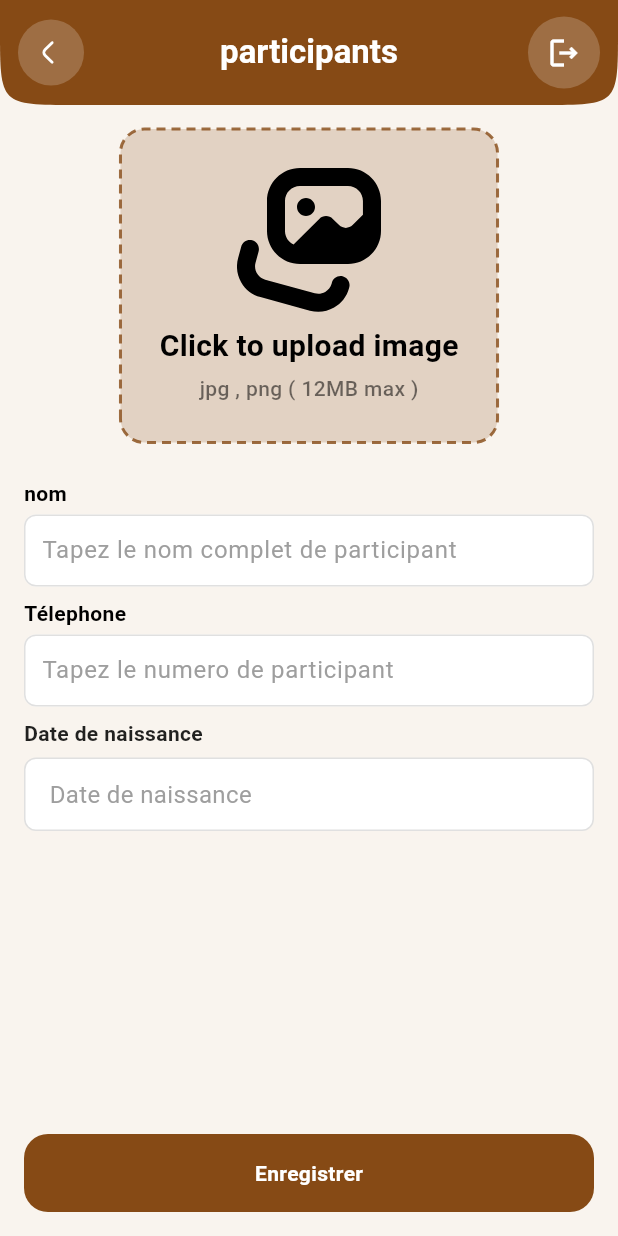
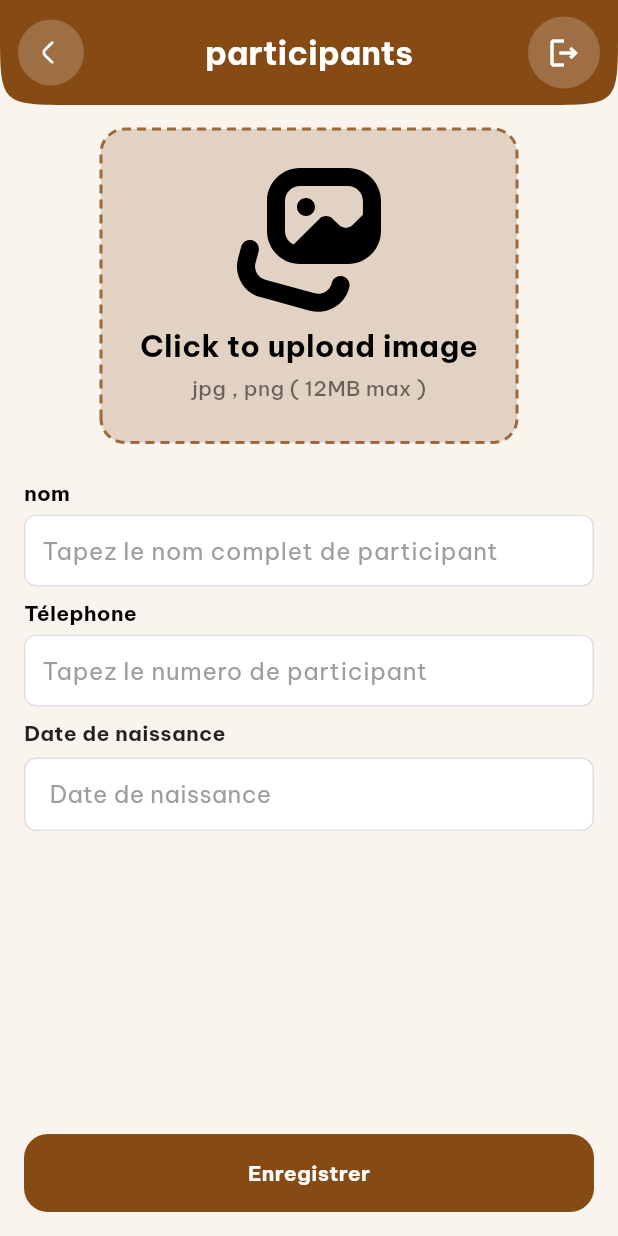
Before and after one commit to Ahmedbannour/muslim_proj, a Flutter app: the TaskDetails screen opened directly with empty values, after a tap on the "add" icon, on a phone screen of 412 x 824 dp. Run offline on Flutter 3.47's test engine with Material 3 defaults, Android fonts, the phone set to English and light mode, and no system bars; drawn by our look-alikes of dotted_border; our stand-ins replace dio, dropdown_button2, flutter_compass, flutter_svg, geocoding, geolocator and 9 more; missing offline and left inert: flutter_multi_select_items; accounts and stored records are empty; network calls fail; Roboto replaces fonts that are missing (OpenSansBold); project files that could hold a hidden picture were left out.

Commit message:
unifier les fonts

```diff
--- a/lib/Widgets/AddParticipantWidget.dart
+++ b/lib/Widgets/AddParticipantWidget.dart
@@ -3,6 +3,7 @@ import 'dart:io';
 import 'package:dotted_border/dotted_border.dart';
 import 'package:flutter/material.dart';
 import 'package:flutter_svg/flutter_svg.dart';
+import 'package:google_fonts/google_fonts.dart';
 import 'package:image_picker/image_picker.dart';
 import 'package:muslim_proj/Constants.dart';
 import 'package:muslim_proj/Widgets/TaskDetails/DateInput.dart';
@@ -99,8 +100,7 @@ class _AddParticipantWidgetState extends State<AddParticipantWidget> {
         ),
         title: Text(
           "participants",
-          style: TextStyle(
-              fontFamily: 'OpenSansBold',
+          style: GoogleFonts.beVietnamPro(
               color: Colors.white,
               fontWeight: FontWeight.bold
           ),
@@ -191,7 +191,7 @@ class _AddParticipantWidgetState extends State<AddParticipantWidget> {
 
                                         Text(
                                           "Click to upload image",
-                                          style: TextStyle(
+                                          style: GoogleFonts.beVietnamPro(
                                               color: Colors.black,
                                               fontWeight: FontWeight.bold,
                                               fontSize: 20
@@ -202,7 +202,7 @@ class _AddParticipantWidgetState extends State<AddParticipantWidget> {
 
                                         Text(
                                           "jpg , png ( 12MB max )",
-                                          style: TextStyle(
+                                          style: GoogleFonts.beVietnamPro(
                                             color: Colors.black54,
                                             fontWeight: FontWeight.w500,
                                           ),
@@ -222,7 +222,7 @@ class _AddParticipantWidgetState extends State<AddParticipantWidget> {
                         Container(
                           child: Text(
                             "nom",
-                            style: TextStyle(
+                            style: GoogleFonts.beVietnamPro(
                                 color: Colors.black,
                                 fontWeight: FontWeight.bold
                             ),
@@ -235,7 +235,7 @@ class _AddParticipantWidgetState extends State<AddParticipantWidget> {
                           clipBehavior: Clip.antiAliasWithSaveLayer,
                           focusNode: nameNode,
                           decoration: InputDecoration(
-                              hintStyle: const TextStyle(color: Colors.grey),
+                              hintStyle: GoogleFonts.beVietnamPro(color: Colors.grey),
                               fillColor: Colors.white,
                               filled: true,
                               contentPadding: const EdgeInsets.symmetric(vertical: 0, horizontal: 8),
@@ -276,7 +276,7 @@ class _AddParticipantWidgetState extends State<AddParticipantWidget> {
                         Container(
                           child: Text(
                             "Télephone",
-                            style: TextStyle(
+                            style: GoogleFonts.beVietnamPro(
                                 color: Colors.black,
                                 fontWeight: FontWeight.bold
                             ),
@@ -289,7 +289,7 @@ class _AddParticipantWidgetState extends State<AddParticipantWidget> {
                           clipBehavior: Clip.antiAliasWithSaveLayer,
                           focusNode: numNode,
                           decoration: InputDecoration(
-                              hintStyle: const TextStyle(color: Colors.grey),
+                              hintStyle: GoogleFonts.beVietnamPro(color: Colors.grey),
                               fillColor: Colors.white,
                               filled: true,
 
@@ -380,7 +380,7 @@ class _AddParticipantWidgetState extends State<AddParticipantWidget> {
                             child: Center(
                               child: Text(
                                 'Enregistrer',
-                                style: TextStyle(
+                                style: GoogleFonts.beVietnamPro(
                                   color: Colors.white,
                                   fontWeight: FontWeight.bold
                                 ),
--- a/lib/Widgets/Calendar/TaskDetails.dart
+++ b/lib/Widgets/Calendar/TaskDetails.dart
@@ -5,6 +5,7 @@ import 'package:flutter/material.dart';
 import 'package:flutter_multi_select_items/flutter_multi_select_items.dart';
 import 'package:flutter_svg/flutter_svg.dart';
 import 'package:geocoding/geocoding.dart';
+import 'package:google_fonts/google_fonts.dart';
 import 'package:google_maps_flutter/google_maps_flutter.dart';
 import 'package:intl/intl.dart';
 import 'package:muslim_proj/Constants.dart';
@@ -295,8 +296,7 @@ class _TaskDetailsState extends State<TaskDetails> {
         ),
         title: Text(
           task['label'].toString(),
-          style: TextStyle(
-              fontFamily: 'OpenSansBold',
+          style: GoogleFonts.beVietnamPro(
               color: Colors.white,
               fontWeight: FontWeight.bold
           ),
@@ -357,7 +357,7 @@ class _TaskDetailsState extends State<TaskDetails> {
                           Container(
                             child: Text(
                               "Task Title",
-                              style: TextStyle(
+                              style: GoogleFonts.beVietnamPro(
                                   color: Colors.black,
                                   fontWeight: FontWeight.bold
                               ),
@@ -370,7 +370,7 @@ class _TaskDetailsState extends State<TaskDetails> {
                             clipBehavior: Clip.antiAliasWithSaveLayer,
                             focusNode: titreNode,
                             decoration: InputDecoration(
-                              hintStyle: const TextStyle(color: Colors.grey),
+                              hintStyle: GoogleFonts.beVietnamPro(color: Colors.grey),
                               fillColor: Colors.white,
                               filled: true,
                               contentPadding: const EdgeInsets.symmetric(vertical: 0, horizontal: 8),
@@ -412,7 +412,7 @@ class _TaskDetailsState extends State<TaskDetails> {
                           Container(
                             child: Text(
                               "Categories",
-                              style: TextStyle(
+                              style: GoogleFonts.beVietnamPro(
                                   color: Colors.black,
                                   fontWeight: FontWeight.bold
                               ),
@@ -454,15 +454,15 @@ class _TaskDetailsState extends State<TaskDetails> {
 
                               maxSelectableCount: 2,
                               textStyles: MultiSelectTextStyles(
-                                  selectedTextStyle: TextStyle(
+                                  selectedTextStyle: GoogleFonts.beVietnamPro(
                                       color: Colors.white,
                                       fontWeight: FontWeight.w600
                                   ),
-                                  disabledTextStyle: TextStyle(
+                                  disabledTextStyle: GoogleFonts.beVietnamPro(
                                       color: Colors.black,
                                       fontWeight: FontWeight.w600
                                   ),
-                                  textStyle: TextStyle(
+                                  textStyle: GoogleFonts.beVietnamPro(
                                       color: Colors.black,
                                       fontWeight: FontWeight.w400
                                   )
@@ -541,7 +541,7 @@ class _TaskDetailsState extends State<TaskDetails> {
                           Container(
                             child: Text(
                               "Participants",
-                              style: TextStyle(
+                              style: GoogleFonts.beVietnamPro(
                                   color: Colors.black,
                                   fontWeight: FontWeight.bold
                               ),
@@ -635,7 +635,7 @@ class _TaskDetailsState extends State<TaskDetails> {
 
                                             Text(
                                               users[index-1]['name'].toString(),
-                                              style: TextStyle(
+                                              style: GoogleFonts.beVietnamPro(
                                                   fontWeight: FontWeight.w500,
                                                   color: (users[index - 1]['selected'] == null || users[index - 1]['selected'] == false) ? Colors.black : Colors.white
                                               ),
@@ -659,7 +659,7 @@ class _TaskDetailsState extends State<TaskDetails> {
                           Container(
                             child: Text(
                               "Localisation",
-                              style: TextStyle(
+                              style: GoogleFonts.beVietnamPro(
                                   color: Colors.black,
                                   fontWeight: FontWeight.bold
                               ),
@@ -736,7 +736,7 @@ class _TaskDetailsState extends State<TaskDetails> {
                           //             _selectedLocation ?? 'Choisir votre localisation',
                           //             overflow: TextOverflow.ellipsis,
                           //             maxLines: 1,
-                          //             style: TextStyle(
+                          //             style: GoogleFonts.beVietnamPro(
                           //               color: _selectedLocation == null
                           //                   ? Colors.grey
                           //                   : Colors.black87,
@@ -799,12 +799,12 @@ class _TaskDetailsState extends State<TaskDetails> {
                                     }).toList(),
                                     hint: Text(
                                       'Locations',
-                                      style: TextStyle(
+                                      style: GoogleFonts.beVietnamPro(
                                           color: Color(0xff808080),
                                           fontSize: 16
                                       ),
                                     ),
-                                    style: TextStyle(
+                                    style: GoogleFonts.beVietnamPro(
                                         color: KPrimaryColor
                                     ),
                                     onChanged: (newValue) {
@@ -853,15 +853,14 @@ class _TaskDetailsState extends State<TaskDetails> {
                                               ),
                                               label: Text(
                                                 'locations',
-                                                style: TextStyle(
-                                                    fontFamily: 'OpenSansBold',
+                                                style: GoogleFonts.beVietnamPro(
                                                     color: KPrimaryColor
                                                 ),
                                               ),
                                               filled: true,
                                               fillColor: Colors.white,
                                               hintText: 'Choisissez une localisation',
-                                              labelStyle: TextStyle(
+                                              labelStyle: GoogleFonts.beVietnamPro(
                                                 color: Color(0xff808080),
                                               ),
                                               prefixIcon: Icon(
@@ -879,7 +878,7 @@ class _TaskDetailsState extends State<TaskDetails> {
                                           alignment: Alignment.centerLeft,
                                           child: Text(
                                             item['label'],
-                                            style: const TextStyle(
+                                            style: GoogleFonts.beVietnamPro(
                                               color: KPrimaryColor,
                                               fontWeight: FontWeight.w600,
                                             ),
@@ -944,7 +943,7 @@ class _TaskDetailsState extends State<TaskDetails> {
                           Container(
                             child: Text(
                               "Description",
-                              style: TextStyle(
+                              style: GoogleFonts.beVietnamPro(
                                   color: Colors.black,
                                   fontWeight: FontWeight.bold
                               ),
@@ -959,7 +958,7 @@ class _TaskDetailsState extends State<TaskDetails> {
                             clipBehavior: Clip.antiAliasWithSaveLayer,
                             focusNode: descNode,
                             decoration: InputDecoration(
-                                hintStyle: const TextStyle(color: Colors.grey),
+                                hintStyle: GoogleFonts.beVietnamPro(color: Colors.grey),
                                 contentPadding: const EdgeInsets.symmetric(vertical: 8, horizontal: 16),
                                 border: OutlineInputBorder(
                                     borderRadius: BorderRadius.circular(8), // coins arrondis
@@ -1035,7 +1034,7 @@ class _TaskDetailsState extends State<TaskDetails> {
                         child: Center(
                           child: Text(
                             'Enregistrer',
-                            style: TextStyle(
+                            style: GoogleFonts.beVietnamPro(
                               color: Colors.white,
                               fontWeight: FontWeight.bold
                             ),
--- a/lib/Widgets/DashboardWidget.dart
+++ b/lib/Widgets/DashboardWidget.dart
@@ -85,7 +85,7 @@ class _DashboardWidgetState extends State<DashboardWidget> {
                   children: [
                     Text(
                       _title,
-                      style: TextStyle(
+                      style: GoogleFonts.beVietnamPro(
                           fontSize: 22,
                           fontWeight: FontWeight.w500
                       ),
@@ -135,7 +135,7 @@ class _DashboardWidgetState extends State<DashboardWidget> {
 
                     Text(
                       _title,
-                      style: TextStyle(
+                      style: GoogleFonts.beVietnamPro(
                         fontSize: 22,
                         fontWeight: FontWeight.bold
                       ),
--- a/lib/Widgets/Home/CoverWidget.dart
+++ b/lib/Widgets/Home/CoverWidget.dart
@@ -158,10 +158,11 @@ class _CoverWidgetState extends State<CoverWidget> {
                     children: [
                       Container(
                         child: Text(
-                            "RAMAINING",
-                            style: GoogleFonts.rubik(
-
-                            )
+                          "REMAINING TIME",
+                          style: GoogleFonts.beVietnamPro(
+                            fontWeight: FontWeight.w500,
+                            fontSize: 12
+                          )
                         ),
                       ),
 
@@ -169,8 +170,8 @@ class _CoverWidgetState extends State<CoverWidget> {
                       Container(
                         child: Text(
                             "Maghrib 0:53:30",
-                            style: GoogleFonts.rubik(
-                                fontWeight: FontWeight.w500
+                            style: GoogleFonts.beVietnamPro(
+                                fontWeight: FontWeight.w600
                             )
                         ),
                       ),
@@ -200,8 +201,9 @@ class _CoverWidgetState extends State<CoverWidget> {
                       Container(
                         child: Text(
                             getDate(),
-                            style: GoogleFonts.rubik(
-
+                            style: GoogleFonts.beVietnamPro(
+                                fontWeight: FontWeight.w500,
+                                fontSize: 12
                             )
                         ),
                       ),
@@ -210,8 +212,8 @@ class _CoverWidgetState extends State<CoverWidget> {
                       Container(
                         child: Text(
                             "Monastir , Tunisia",
-                            style: GoogleFonts.rubik(
-                                fontWeight: FontWeight.w500
+                            style: GoogleFonts.beVietnamPro(
+                              fontWeight: FontWeight.w600
                             )
                         ),
                       ),
--- a/lib/Widgets/TaskDetails/DateInput.dart
+++ b/lib/Widgets/TaskDetails/DateInput.dart
@@ -1,4 +1,5 @@
 import 'package:flutter/material.dart';
+import 'package:google_fonts/google_fonts.dart';
 import 'package:intl/intl.dart';
 import 'package:muslim_proj/Constants.dart';
 
@@ -147,7 +148,7 @@ class _DateInputState extends State<DateInput> {
       children: [
         Text(
           label,
-          style: TextStyle(
+          style: GoogleFonts.beVietnamPro(
             fontWeight: FontWeight.bold,
             color: Colors.black87,
           ),
@@ -166,7 +167,7 @@ class _DateInputState extends State<DateInput> {
             ),
             child: Text(
               formattedDate,
-              style: TextStyle(
+              style: GoogleFonts.beVietnamPro(
                 fontSize: 16,
                 color: selectedDateTime != null ? Colors.black87 : Colors.grey.shade500,
               ),
--- a/lib/Widgets/TaskDetails/DateTimeInput.dart
+++ b/lib/Widgets/TaskDetails/DateTimeInput.dart
@@ -1,4 +1,5 @@
 import 'package:flutter/material.dart';
+import 'package:google_fonts/google_fonts.dart';
 import 'package:intl/intl.dart';
 import 'package:muslim_proj/Constants.dart';
 
@@ -147,7 +148,7 @@ class _DateTimeInputState extends State<DateTimeInput> {
       children: [
         Text(
           label,
-          style: TextStyle(
+          style: GoogleFonts.beVietnamPro(
             fontWeight: FontWeight.bold,
             color: Colors.black87,
           ),
@@ -166,7 +167,7 @@ class _DateTimeInputState extends State<DateTimeInput> {
             ),
             child: Text(
               formattedDate,
-              style: TextStyle(
+              style: GoogleFonts.beVietnamPro(
                 fontSize: 16,
                 color: selectedDateTime != null ? Colors.black87 : Colors.grey.shade500,
               ),
```
Also changed, not shown: lib/Widgets/Calendar/EventsByDateWidget.dart (+12 -11 lines), lib/Widgets/CalendarWidget.dart (+44 -2 lines), lib/Widgets/Home/MenuWidget.dart (+13 -5 lines), lib/Widgets/Home/PrayerWidget.dart (+10 -5 lines), lib/Widgets/QiblaWidget.dart (+8 -5 lines).
